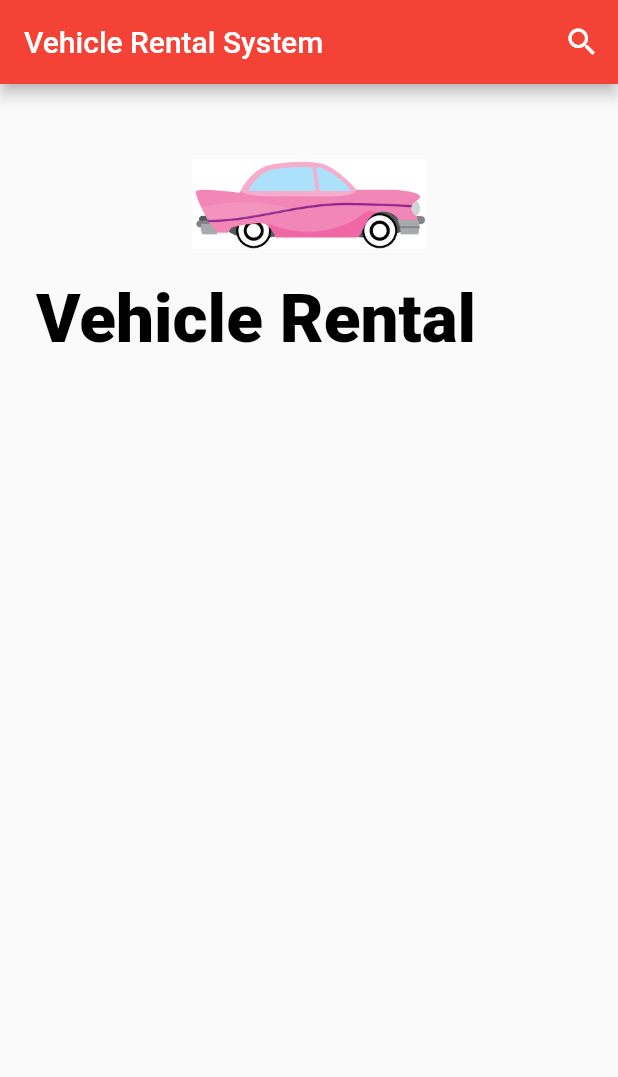
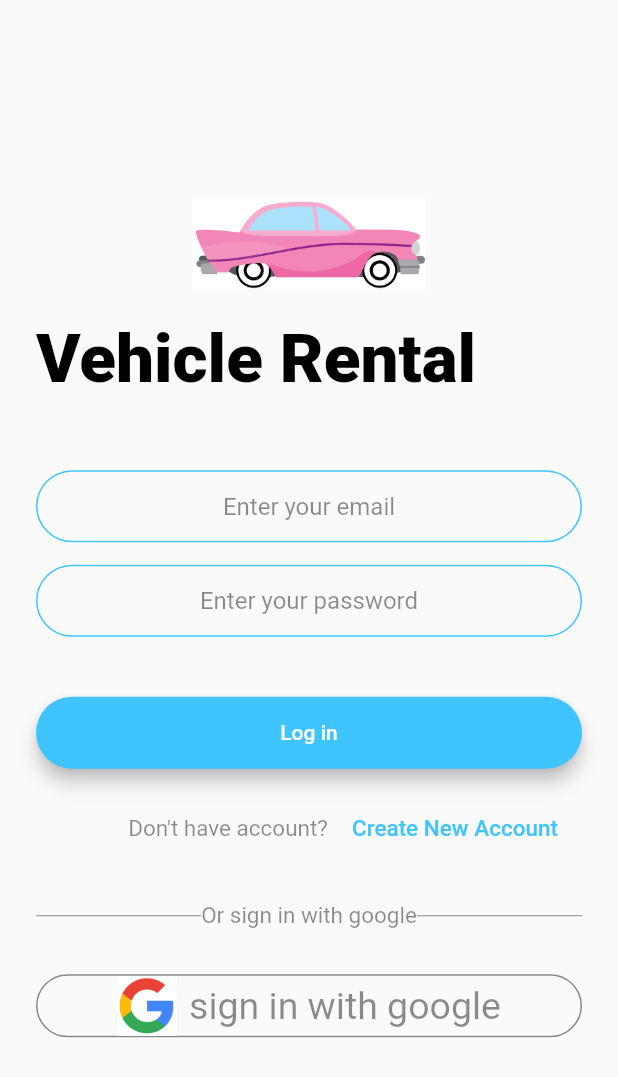
Before and after one commit to EYUAB/VEHICLE_RENTAL_SYSTEM, a Flutter app: the screen it shows after launch, on a phone screen of 412 x 824 dp. Shown: the top 1077 px of the screen. Run offline on Flutter 3.47's test engine with Material 2 defaults, Android fonts, the phone set to English and light mode, and no system bars; our stand-ins replace animated_text_kit, carousel_pro.

```diff
--- /dev/null
+++ b/lib/Components/buttons.dart
@@ -0,0 +1,41 @@
+import 'package:flutter/material.dart';
+
+
+class Buttons extends StatelessWidget {
+  String buttonType;
+ final VoidCallback onPressed;
+  Color color;
+   Buttons({
+  required this.buttonType,
+  required this.onPressed,
+  required this.color,
+  }
+  );
+
+  @override
+  Widget build(BuildContext context) {
+    return Padding(
+              padding: EdgeInsets.symmetric(vertical: 16.0),
+              child: Material(
+                elevation: 5.0,
+                color: color,
+                borderRadius: BorderRadius.circular(30.0),
+                child: MaterialButton(
+                  onPressed: onPressed,
+                  // onPressed: () {
+                  //   //Go to login screen.
+                  //   Navigator.pushNamed(context, route);
+                  // },
+                  minWidth: 200.0,
+                  height: 42.0,
+                  child: Padding(
+                    padding: EdgeInsets.symmetric(vertical: 15),
+                    child: Text(
+                      buttonType,style: TextStyle(color: Colors.white),
+                    ),
+                  ),
+                ),
+              ),
+            );
+  }
+}
--- /dev/null
+++ b/lib/Components/constants.dart
@@ -0,0 +1,23 @@
+import 'package:flutter/material.dart';
+
+class Constants{
+  static const kInputDecoration=InputDecoration(
+                hintText: 'Enter the field',
+                hintStyle: TextStyle(color: Colors.black45),
+                contentPadding:
+                    EdgeInsets.symmetric(vertical: 10.0, horizontal: 20.0),
+                border: OutlineInputBorder(
+                  borderRadius: BorderRadius.all(Radius.circular(32.0)),
+                ),
+                enabledBorder: OutlineInputBorder(
+                  borderSide:
+                      BorderSide(color: Colors.lightBlueAccent, width: 1.0),
+                  borderRadius: BorderRadius.all(Radius.circular(32.0)),
+                ),
+                focusedBorder: OutlineInputBorder(
+                  borderSide:
+                      BorderSide(color: Colors.lightBlueAccent, width: 2.0),
+                  borderRadius: BorderRadius.all(Radius.circular(32.0)),
+                ),
+              );
+}
--- a/lib/Components/home_page.dart
+++ b/lib/Components/home_page.dart
@@ -16,9 +16,7 @@ class HomePage extends StatefulWidget {
 class _HomePageState extends State<HomePage> {
   @override
   Widget build(BuildContext context) {
-    return MaterialApp(
-      debugShowCheckedModeBanner: false,
-      home: Scaffold(
+    return Scaffold(
         appBar: AppBar(
           backgroundColor: Colors.red,
           title: Text('Vehicle Rental System'),
@@ -118,7 +116,6 @@ class _HomePageState extends State<HomePage> {
             ],
           ),
         ),
-        ),
     );
   }
 }
--- a/lib/Components/logIn.dart
+++ b/lib/Components/logIn.dart
@@ -1,7 +1,9 @@
 import 'package:animated_text_kit/animated_text_kit.dart';
 import 'package:flutter/material.dart';
-import 'package:flutter/src/widgets/framework.dart';
-import 'package:flutter/src/widgets/placeholder.dart';
+import 'package:vehicle_rental_system/Components/Registration.dart';
+import 'package:vehicle_rental_system/Components/buttons.dart';
+import 'package:vehicle_rental_system/Components/constants.dart';
+import 'package:vehicle_rental_system/Components/home_page.dart';
 
 class LogIn extends StatefulWidget {
   const LogIn({super.key});
@@ -13,19 +15,11 @@ class LogIn extends StatefulWidget {
 class _LogInState extends State<LogIn> {
   @override
   Widget build(BuildContext context) {
-    return MaterialApp(
-      home: Scaffold(
-         appBar: AppBar(
-            backgroundColor: Colors.red,
-            title: Text('Vehicle Rental System'),
-            actions: [
-              IconButton(onPressed: null, icon: Icon(Icons.search,color: Colors.white,),),
-            ],
-          ),
+    return Scaffold(
         body: Padding(
-          padding: EdgeInsets.symmetric(horizontal: 24,vertical: 50),
+          padding: EdgeInsets.symmetric(horizontal: 24),
           child: Column(
-            //mainAxisAlignment: MainAxisAlignment.center,
+            mainAxisAlignment: MainAxisAlignment.center,
             crossAxisAlignment: CrossAxisAlignment.stretch,
             children: [
               Container(
@@ -41,10 +35,86 @@ class _LogInState extends State<LogIn> {
               color: Colors.black,
               fontWeight: FontWeight.w900,),
                  ),
+                  SizedBox(
+                height: 48.0,
+              ),
+               TextField(
+                textAlign: TextAlign.center,
+                keyboardType: TextInputType.emailAddress,
+                onChanged: (value) {
+                  //Do something with the user input.
+
+                },
+                decoration: Constants.kInputDecoration.copyWith(hintText: 'Enter your email'),
+              ),
+              SizedBox(height: 15,),
+                TextField(
+                textAlign: TextAlign.center,
+                obscureText: true,
+                onChanged: (value) {
+                  //Do something with the user input.
+
+                },
+                decoration: Constants.kInputDecoration.copyWith(hintText: 'Enter your password'),
+              ),
+              SizedBox(height: 24,),
+              Buttons(buttonType: 'Log in', onPressed: (){
+                Navigator.push(context, MaterialPageRoute(builder: (context)=>HomePage()));
+              }, color: Colors.lightBlueAccent),
+              Row(
+                mainAxisAlignment: MainAxisAlignment.end,
+                children: [
+                  Text('Don\'t have account?',style: TextStyle(color: Colors.black45,fontSize: 15),),
+
+
+                  MaterialButton(onPressed: (){
+                    Navigator.push(context, MaterialPageRoute(builder: (context)=>RegistrationPage()));
+                  },
+                  child: Text('Create New Account',style: TextStyle(color: Colors.lightBlueAccent,fontSize: 15),),)
+                ],
+              ),
+              SizedBox(height: 25,),
+              Row(
+              children: [
+                Expanded(
+                  child: Divider(
+                    color: Colors.black45,
+                  ),
+                ),
+                Text('Or sign in with google',style: TextStyle(color: Colors.black45,fontSize: 15),),
+                Expanded(
+                  child: Divider(
+                    color: Colors.black45,
+                  ),
+                ),
+              ],
+              ),
+              SizedBox(height: 30,),
+
+              InkWell(
+                onTap: (){},
+                child: Container(
+                  decoration: BoxDecoration(
+                     borderRadius: BorderRadius.circular(32),
+                     border: Border.all(
+                      color: Colors.black45,
+                     )
+                  ),
+                  child: Row(
+                    mainAxisAlignment: MainAxisAlignment.center,
+                    children: [
+                         Padding(
+                          padding: EdgeInsets.only(right: 8),
+                          child: Image.asset('Images/google.png',width: 40,height: 40,)),
+                         Text('sign in with google',style: TextStyle(color: Colors.black45,fontSize: 25),),
+
+                   ],
+                   ),
+                  ),
+              ),
             ],
           ),
         ),
-      ),
     );
   }
 }
--- a/lib/main.dart
+++ b/lib/main.dart
@@ -4,5 +4,9 @@ import 'package:vehicle_rental_system/Components/logIn.dart';
 
 void main(List<String> args) {
    WidgetsFlutterBinding.ensureInitialized();
-  runApp( LogIn());
+  runApp( MaterialApp(
+    debugShowCheckedModeBanner: false,
+    home: LogIn(),
+  ),
+  );
 }
--- a/pubspec.yaml
+++ b/pubspec.yaml
@@ -68,6 +68,7 @@ flutter:
     - Images/car3.png
     - Images/car4.png
     - Images/car_logo.png
+    - Images/google.png
 
   #   - images/a_dot_ham.jpeg
 
```
Also changed, not shown: lib/Components/Registration.dart (added, +104 -0 lines), Images/google.png (added).
